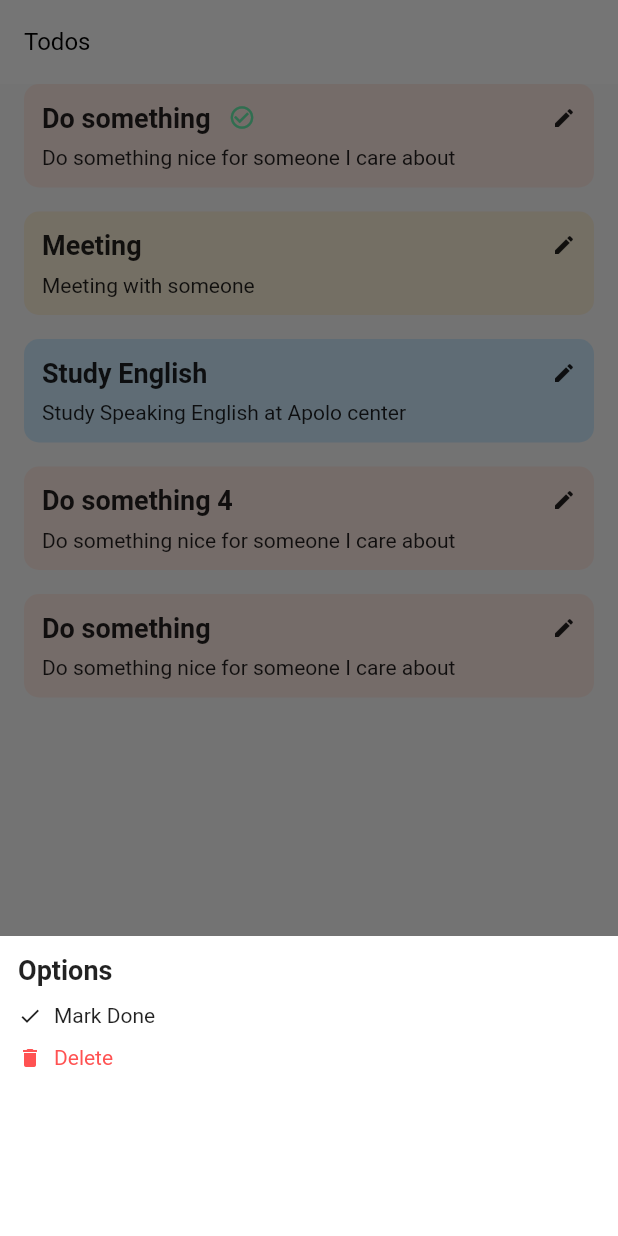
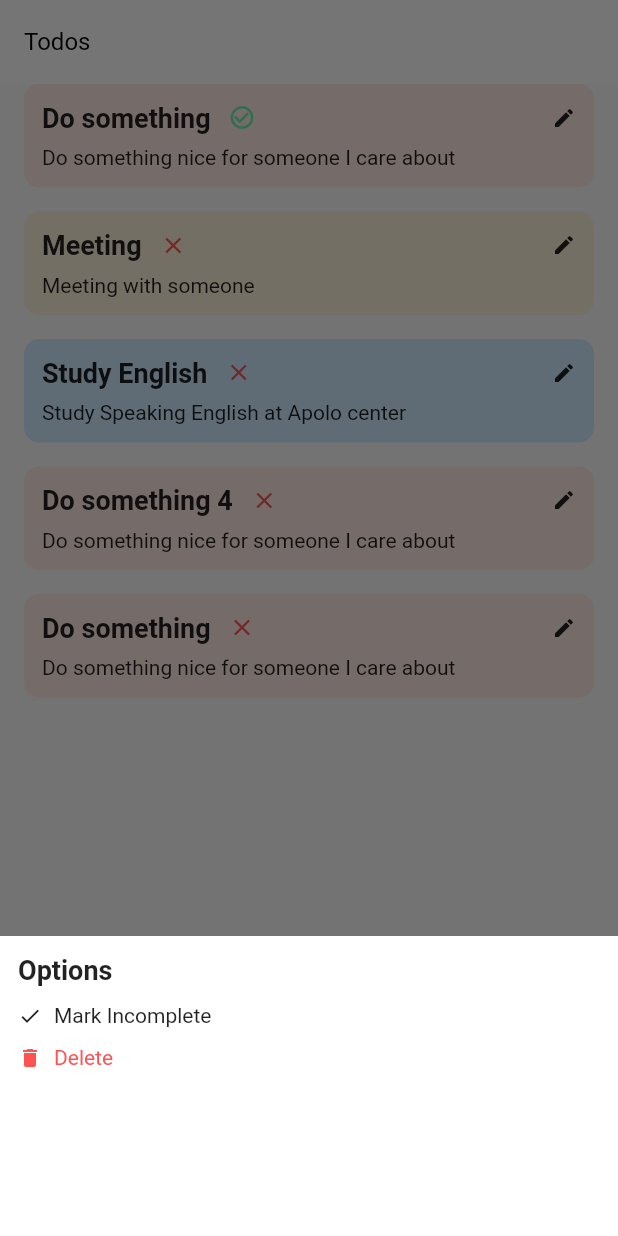
Before and after one commit to phatth47/todolist, a Flutter app: the screen it shows after launch, after a tap on the "edit" icon, on a phone screen of 412 x 824 dp. Run offline on Flutter 3.47's test engine with Material 2 defaults, Android fonts, the phone set to English and light mode, and no system bars; our stand-ins replace equatable, flutter_bloc.

Commit message:
update logic mark

```diff
--- a/lib/modules/todos/presentation/blocs/todo/todo_bloc.dart
+++ b/lib/modules/todos/presentation/blocs/todo/todo_bloc.dart
@@ -84,8 +84,8 @@ class TodoBloc extends Bloc<TodoEvent, TodoState> {
         final currentTodoList = currentResponse.todoList ?? [];
         final indexTodoMarkDone =
             currentTodoList.indexWhere((e) => e.id == event.todo.id);
-        final newTodo =
-            currentTodoList[indexTodoMarkDone].copyWith(isDone: true);
+        final newTodo = currentTodoList[indexTodoMarkDone]
+            .copyWith(isDone: !(event.todo.isDone ?? false));
         currentTodoList[indexTodoMarkDone] = newTodo;
         final newReponse = currentResponse.copyWith(todoList: currentTodoList);
 
--- a/lib/modules/todos/presentation/pages/widgets/todo_widget.dart
+++ b/lib/modules/todos/presentation/pages/widgets/todo_widget.dart
@@ -47,12 +47,18 @@ class _TodoWidgetState extends State<TodoWidget> {
                       fontWeight: FontWeight.w700,
                     ),
                   ),
+                  const SizedBox(width: 12),
                   if (todoDone) ...[
-                    const SizedBox(width: 12),
                     const Icon(
                       Icons.check_circle_outline,
                       size: 18,
                       color: ColorConfig.doneColor,
+                    ),
+                  ] else ...[
+                    const Icon(
+                      Icons.close,
+                      size: 18,
+                      color: ColorConfig.redColor,
                     ),
                   ],
                 ],
@@ -74,6 +80,8 @@ class _TodoWidgetState extends State<TodoWidget> {
   }
 
   void showOptions() {
+    final titleMark =
+        (widget.todo.isDone ?? false) ? "Mark Incomplete" : "Mark Complete";
     showModalBottomSheet<void>(
       context: context,
       builder: (BuildContext context) {
@@ -97,13 +105,13 @@ class _TodoWidgetState extends State<TodoWidget> {
               GestureDetector(
                 onTap: _onDone,
                 child: Row(
-                  children: const [
-                    Icon(
+                  children: [
+                    const Icon(
                       Icons.check,
                       size: 16,
                     ),
-                    SizedBox(width: 8),
-                    Text("Mark Done"),
+                    const SizedBox(width: 8),
+                    Text(titleMark),
                   ],
                 ),
               ),
```
